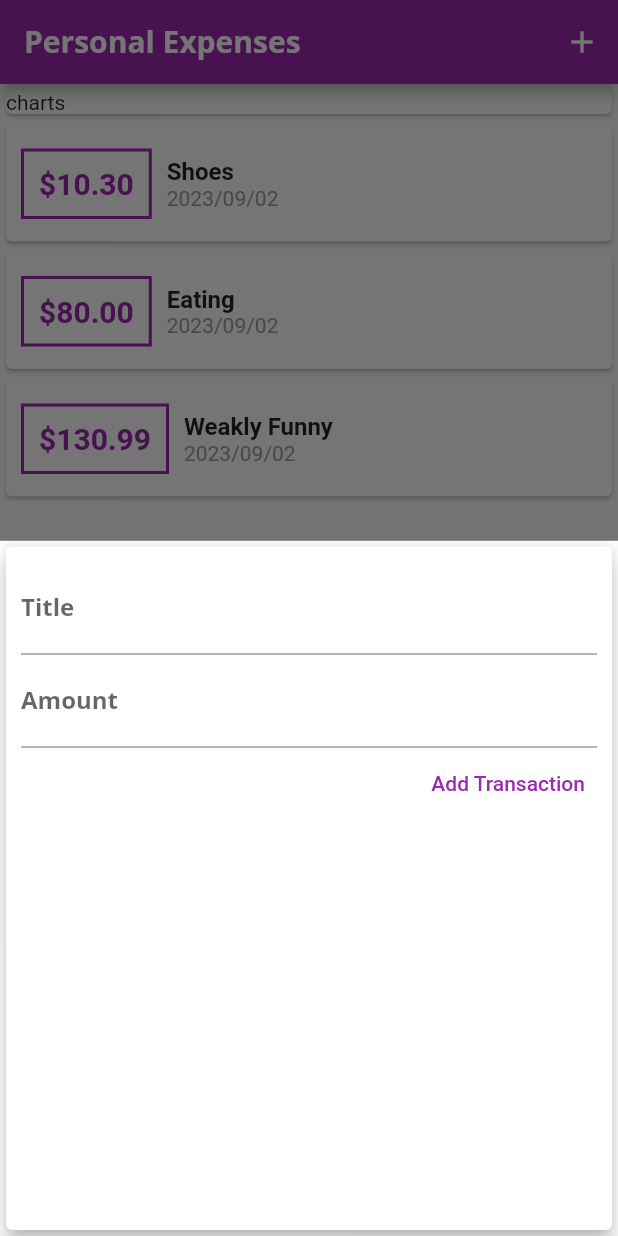
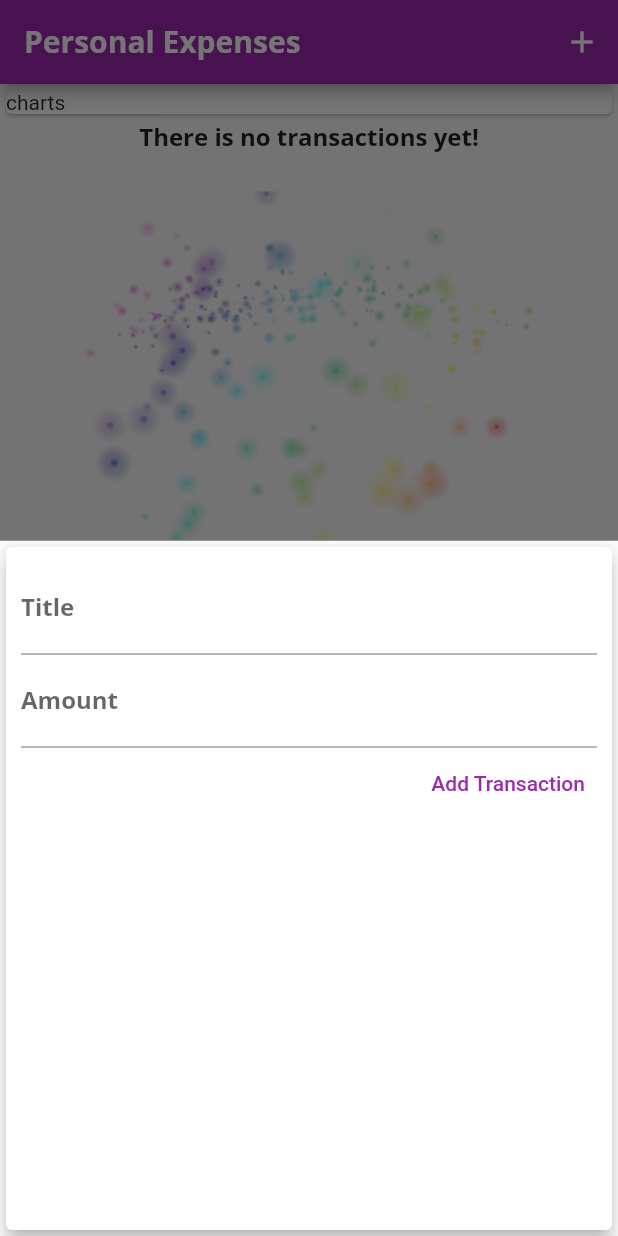
Before and after one commit to kuinfu/flutter-complete-guide, a Flutter app: the screen it shows after launch, after a tap on the "add" icon, on a phone screen of 412 x 824 dp. Run offline on Flutter 3.47's test engine with Material 2 defaults, Android fonts, the phone set to English and light mode, and no system bars.

Commit message:
图片的使用

```diff
--- a/personal_expenses/lib/main.dart
+++ b/personal_expenses/lib/main.dart
@@ -60,21 +60,21 @@ class _MyHomePageState extends State<MyHomePage> {
   // late String inputTitle;
 
   final List<Transaction> _userTransactions = [
-    Transaction(
-        id: DateTime.now().toString(),
-        title: 'Shoes',
-        amount: 10.3,
-        date: DateTime.now()),
-    Transaction(
-        id: DateTime.now().toString(),
-        title: 'Eating',
-        amount: 80,
-        date: DateTime.now()),
-    Transaction(
-        id: DateTime.now().toString(),
-        title: 'Weakly Funny',
-        amount: 130.99,
-        date: DateTime.now()),
+    // Transaction(
+    //     id: DateTime.now().toString(),
+    //     title: 'Shoes',
+    //     amount: 10.3,
+    //     date: DateTime.now()),
+    // Transaction(
+    //     id: DateTime.now().toString(),
+    //     title: 'Eating',
+    //     amount: 80,
+    //     date: DateTime.now()),
+    // Transaction(
+    //     id: DateTime.now().toString(),
+    //     title: 'Weakly Funny',
+    //     amount: 130.99,
+    //     date: DateTime.now()),
   ];
 
   void _addNewTransaction(String title, double amount) {
--- a/personal_expenses/lib/widgets/transaction_list.dart
+++ b/personal_expenses/lib/widgets/transaction_list.dart
@@ -13,13 +13,34 @@ class TransactionList extends StatelessWidget {
     return Container(
         height: 500,
         //ListView.builder()仅仅会绘制屏幕上可见区域,更适合大数据量的做法
-        child: ListView.builder(
+        child: transactions.isEmpty
+            ? Container(
+                child: Column(
+                  children: [
+                    Text(
+                      "There is no transactions yet!",
+                      style: Theme.of(context).textTheme.titleMedium,
+                    ),
+                    SizedBox(
+                      height: 10,
+                    ),
+                    Container(
+                        height: 300,
+                        child: Image.asset(
+                          'assets/images/empty.png',
+                          fit: BoxFit.cover,
+                        )),
+                  ],
+                ),
+              )
+            : ListView.builder(
                 itemBuilder: (ctx, index) {
                   return Card(
                     child: Row(
                       children: [
                         Container(
-                    margin: EdgeInsets.symmetric(horizontal: 10, vertical: 15),
+                          margin: EdgeInsets.symmetric(
+                              horizontal: 10, vertical: 15),
                           padding: EdgeInsets.all(10),
                           decoration: BoxDecoration(
                             border: Border.all(
```
Also changed, not shown: personal_expenses/pubspec.yaml (+22 -22 lines), personal_expenses/assets/images/empty.png (added). Lines whose indentation alone changed are shown as unchanged.
